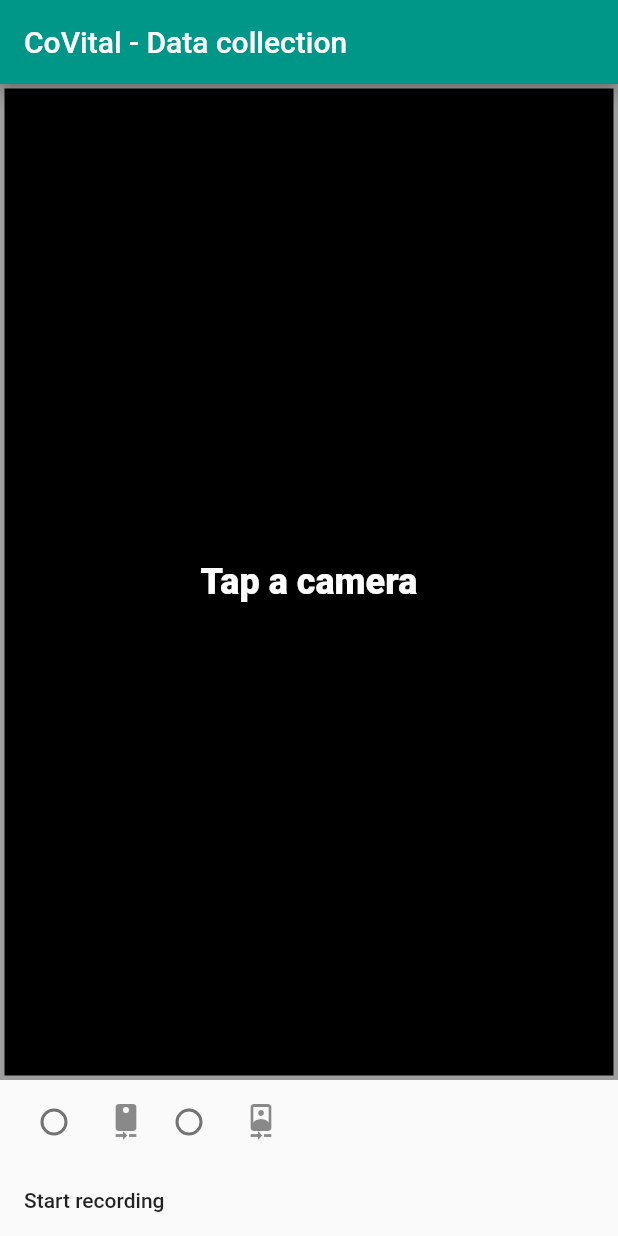
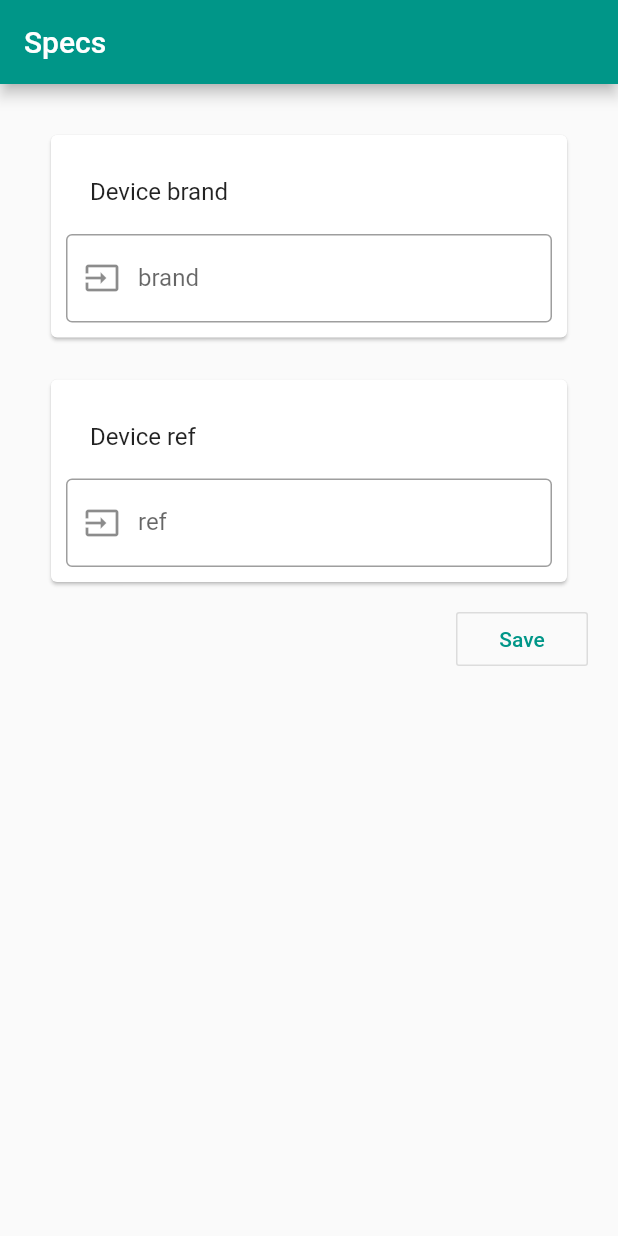
Before and after one commit to vcapilladeveloper/covital_dataset_builder, a Flutter app: the screen it shows after launch, on a phone screen of 412 x 824 dp. Run offline on Flutter 3.47's test engine with Material 2 defaults, Android fonts, the phone set to English and light mode, and no system bars; our stand-ins replace camera, chewie, fluttertoast, video_player; missing offline and left inert: countdown, flutter_ffmpeg, smart_signal_processing.

Commit message:
malcolm: added commercial device stuff

```diff
--- /dev/null
+++ b/lib/device_specs_page.dart
@@ -0,0 +1,127 @@
+import 'package:covital_dataset_builder/user_data.dart';
+import 'package:flutter/material.dart';
+import 'user_data_container.dart';
+
+class DeviceSpecsScreen extends StatefulWidget {
+  @override
+  _DeviceSpecsScreenState createState() => new _DeviceSpecsScreenState();
+}
+
+class _DeviceSpecsScreenState extends State<DeviceSpecsScreen> {
+  String brand;
+  String reference_number;
+
+  @override
+  void initState() {
+    super.initState();
+
+//    SchedulerBinding.instance.addPostFrameCallback((_){
+//      runInitTasks();
+//    });
+  }
+
+//  @protected
+//  Future runInitTasks() async {
+////    await UserDataContainer.of(context).data.initialize();
+////    Navigator.of(context).pushReplacementNamed('/home');
+//  }
+
+  @override
+  Widget build(BuildContext context) {
+    final ThemeData theme = Theme.of(context);
+//    var bright = theme.brightness;
+    String icon = 'assets/images/logo_dark.png';
+
+    return Scaffold(
+        appBar: AppBar(
+          title: Text("Specs"),
+//        actions: <Widget>[
+//          FlatButton(
+//            child: Text("Save"),
+//            onPressed: save,
+//          )
+//        ],
+        ),
+        body: new Padding(
+            padding: EdgeInsets.all(20),
+            child: Column(
+              crossAxisAlignment: CrossAxisAlignment.end,
+              children: <Widget>[
+                Padding(
+                    padding: EdgeInsets.all(10),
+                    child: Card(
+                        child: Padding(
+                            padding: EdgeInsets.all(10),
+                            child: Column(children: <Widget>[
+                              ListTile(
+                                title: Text("Device brand"),
+                              ),
+                              TextField(
+                                keyboardType: TextInputType.number,
+                                decoration: InputDecoration(
+                                    border: OutlineInputBorder(),
+                                    prefixIcon: Icon(Icons.input),
+                                    labelText: "brand"
+                                    //                  labelText: 'Frequency of capture (s)'
+                                    ),
+                                onChanged: (String s) {
+                                  print("Submitted: " + s);
+                                  setState(() {
+                                    setState(() {
+                                      brand = s;
+                                    });
+                                  });
+                                },
+                              )
+                            ])))),
+//                Divider(),
+                Padding(
+                    padding: EdgeInsets.all(10),
+                    child: Card(
+                        child: Padding(
+                            padding: EdgeInsets.all(10),
+                            child: Column(children: <Widget>[
+                              ListTile(
+                                title: Text("Device ref"),
+                              ),
+                              TextField(
+                                keyboardType: TextInputType.number,
+                                decoration: InputDecoration(
+                                    border: OutlineInputBorder(),
+                                    prefixIcon: Icon(Icons.input),
+                                    labelText: "ref"
+                                    //                  labelText: 'Frequency of capture (s)'
+                                    ),
+                                onChanged: (String s) {
+                                  print("Submitted: " + s);
+                                  setState(() {
+                                    setState(() {
+                                      reference_number = s;
+                                    });
+                                  });
+                                },
+                              )
+                            ])))),
+//                Divider(),
+                OutlineButton(
+                  child: Text(
+                    "Save",
+                    style: TextStyle(color: Theme.of(context).accentColor),
+                  ),
+                  onPressed: save,
+                )
+              ],
+            )));
+  }
+
+  void save() {
+    var settings =
+        UserDataContainer.of(context).data.user_data.commercial_device;
+    settings = CommercialDevice();
+
+    settings.brand = brand;
+    settings.reference_number = reference_number;
+
+    Navigator.of(context).pushReplacementNamed('/home');
+  }
+}
--- a/lib/main.dart
+++ b/lib/main.dart
@@ -6,6 +6,7 @@ import 'O2_process_page.dart';
 import 'package:covital_dataset_builder/InitCamera.dart';
 import 'home.dart';
 import 'ground_truth_page.dart';
+import 'device_specs_page.dart';
 
 void main() => runApp(new MyApp());
 
@@ -20,6 +21,7 @@ class MyApp extends StatelessWidget {
             '/home': (context) => Home(),
             '/video': (context) => O2ProcessPage(),
             '/gtpage': (context) => GroundTruth(),
+            '/specs' : (context) => DeviceSpecsScreen(),
 //             When navigating to the "/second" route, build the SecondScreen widget.
 //            '/lifelapse_edit_page': (context) => TimeLapsePage(),
           },
@@ -58,7 +60,15 @@ class _LoadingScreenState extends State<LoadingScreen>{
   @protected
   Future runInitTasks() async {
     await UserDataContainer.of(context).data.initialize();
-    Navigator.of(context).pushReplacementNamed('/home');
+    print("init state done: " + UserDataContainer.of(context).data.user_data.commercial_device.toString());
+    if(UserDataContainer.of(context).data.user_data.commercial_device == null){
+      print("Going to specs");
+      Navigator.of(context).pushReplacementNamed('/specs');
+    }
+    else {
+      print("Going to home");
+      Navigator.of(context).pushReplacementNamed('/home');
+    }
   }
 
 
--- a/lib/user_data_container.dart
+++ b/lib/user_data_container.dart
@@ -12,13 +12,13 @@ class UserDataContainer extends StatefulWidget {
 
   final Widget child;
 
-  UserData user_settings;
+  UserData user_data;
 
   List<CameraDescription> cameras;
 
   String last_video;
 
-  UserDataContainer({Key key, this.child, this.user_settings, this.cameras, this.last_video
+  UserDataContainer({Key key, this.child, this.user_data, this.cameras, this.last_video
 //    @required this.userdata,
   }) {
 //    print("CREATED USERDATA CONTAINER");
@@ -55,7 +55,7 @@ class UserDataContainerState extends State<UserDataContainer> {
   List<CameraDescription> cameras;
 
 
-  UserData user_settings;
+  UserData user_data;
 
 
   bool is_init = false;
@@ -68,7 +68,7 @@ class UserDataContainerState extends State<UserDataContainer> {
     print("Init state container user data!");
     cameras = widget.cameras;
     last_video = widget.last_video;
-    user_settings = widget.user_settings;
+    user_data = widget.user_data;
   }
 
 
@@ -80,8 +80,12 @@ class UserDataContainerState extends State<UserDataContainer> {
 
 
   initialize() async {
-
+    print("init state");
     cameras = await availableCameras();
+    if(user_data == null){
+      user_data = UserData();
+      assert(user_data.commercial_device == null);
+    }
     is_init = true;
   }
 
--- a/pubspec.yaml
+++ b/pubspec.yaml
@@ -36,10 +36,14 @@ dependencies:
   smart_signal_processing:
   flutter_ffmpeg:
   countdown:
+#  openapi:
+#    path: /home/malcolm/AndroidStudioProjects/dart_api_covital
 
   # The following adds the Cupertino Icons font to your application.
   # Use with the CupertinoIcons class for iOS style icons.
   cupertino_icons: ^0.1.2
+  aws_s3: ^0.1.1+hotfix.3
+  file_picker:
 
 dev_dependencies:
   flutter_test:
```
Also changed, not shown: pubspec.lock.
